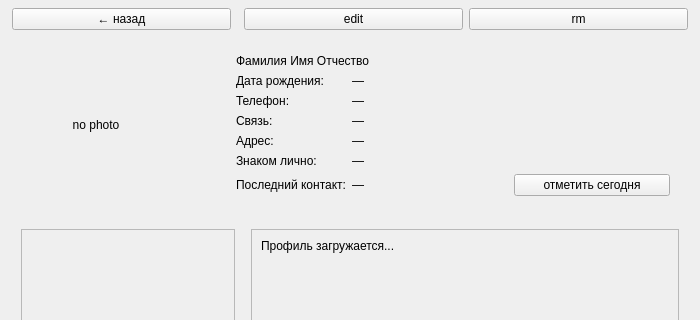
Old version of the form Lyudishki/forms/person_detail.ui in the repository provincialcxz/TheHumans; both pictures show x 0 to 700 and y 0 to 320 of the 700 by 600 pixel window.
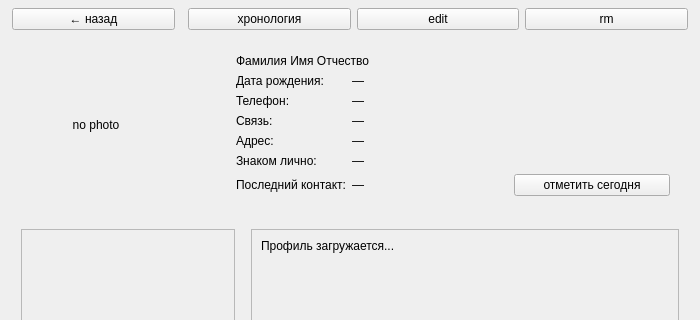
New version of the form.

Commit message: feat: added timeline dialog aggregating notes, files, photos, status changes and events

```diff
--- a/Lyudishki/forms/person_detail.ui
+++ b/Lyudishki/forms/person_detail.ui
@@ -37,6 +37,13 @@
         </property>
        </spacer>
       </item>
+      <item>
+       <widget class="QPushButton" name="timelineButton">
+        <property name="text">
+         <string>хронология</string>
+        </property>
+       </widget>
+      </item>
       <item>
        <widget class="QPushButton" name="editButton">
         <property name="text">
```
The commit also changes 2 other files.
